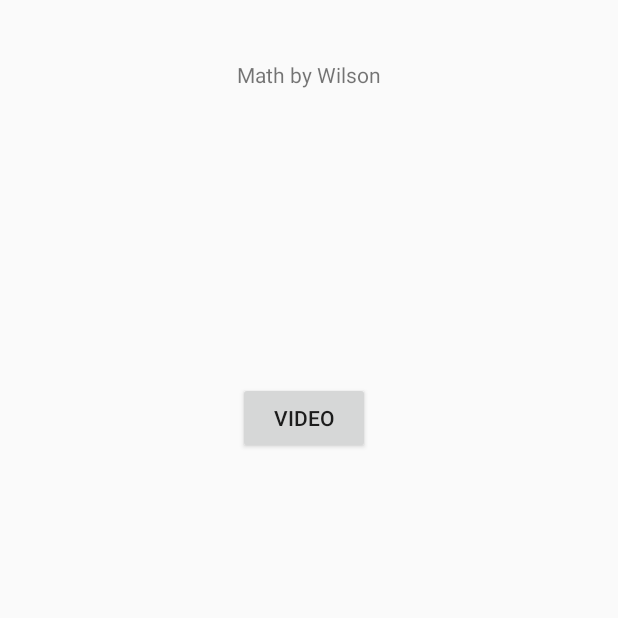
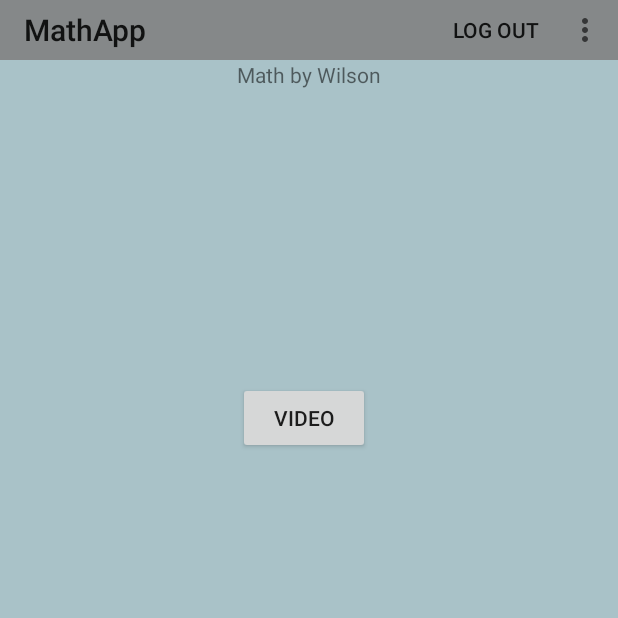
Before and after one commit to JacquelynDeHart/MathByWilson, an Android app: the screen it shows after launch once a user with an empty profile is signed in (Testing), on a phone screen of 412 x 824 dp, the top half of it. Run offline under Robolectric (Android 15) with nearby library versions, the phone set to English and light mode, and no system bars; our stand-ins replace Firebase (no records; nobody signed in at launch, a user with empty details on screens opened directly).

Commit message:
edited colors resource file. added toolbar.

```diff
--- a/app/app/src/main/java/com/example/mathapp/LoginActivity.kt
+++ b/app/app/src/main/java/com/example/mathapp/LoginActivity.kt
@@ -27,6 +27,9 @@ class LoginActivity : AppCompatActivity() {
         sign_in.setOnClickListener {
 //            Toast.makeText(this, "Function coming soon" , Toast.LENGTH_SHORT).show()
             doLogin()
+        }
+        forgot_pass.setOnClickListener {
+            Toast.makeText(this, "Function coming soon", Toast.LENGTH_SHORT).show()
         }
     }
 
--- a/app/app/src/main/java/com/example/mathapp/Testing.kt
+++ b/app/app/src/main/java/com/example/mathapp/Testing.kt
@@ -5,6 +5,10 @@ import androidx.appcompat.app.AppCompatActivity
 import android.os.Bundle
 
 import android.content.Intent
+import android.view.Menu
+import android.view.MenuItem
+import android.widget.Toast
+import com.google.firebase.auth.FirebaseAuth
 import kotlinx.android.synthetic.main.activity_testing.*
 
 
@@ -12,13 +16,47 @@ class Testing : AppCompatActivity() {
     override fun onCreate(savedInstanceState: Bundle?) {
         super.onCreate(savedInstanceState)
         setContentView(R.layout.activity_testing)
+        setSupportActionBar(findViewById(R.id.tbar))
 
 
         video_button.setOnClickListener{
-            val intent = Intent(this, VideoActivity::class.java)
-            startActivity(intent)
+            startActivity(Intent(this, VideoActivity::class.java))
             overridePendingTransition(R.anim.slide_in_right, R.anim.slide_out_left)
         }
 
     }
+    override fun onCreateOptionsMenu(menu: Menu): Boolean {
+        // Inflate the menu; this adds items to the action bar if it is present.
+        menuInflater.inflate(R.menu.menu_main, menu)
+        return true
+    }
+
+    override fun onOptionsItemSelected(item: MenuItem): Boolean {
+        // Handle action bar item clicks here. The action bar will
+        // automatically handle clicks on the Home/Up button, so long
+        // as you specify a parent activity in AndroidManifest.xml.
+//        return when (item.itemId) {
+//            R.id.action_settings -> true
+//            else -> super.onOptionsItemSelected(item)
+//        }
+        when (item.itemId) {
+            R.id.action_settings -> {
+//                val intent = Intent(this, SettingsMain::class.java)
+//                startActivity(intent)
+//                overridePendingTransition(R.anim.slide_in_right, R.anim.slide_out_left)
+
+            }
+            R.id.action_logout ->{
+                startActivity(Intent(this, LoginActivity::class.java))
+                overridePendingTransition(R.anim.slide_in_right, R.anim.slide_out_left)
+            }
+            R.id.action_about ->{
+                Toast.makeText(this, "An application for mathbywilson.com", Toast.LENGTH_LONG).show()
+            }
+            R.id.action_email ->{
+                Toast.makeText(this, "send email to professor. function coming soon", Toast.LENGTH_SHORT).show()
+            }
+        }
+        return super.onOptionsItemSelected(item)
+    }
 }
--- a/app/app/src/main/res/layout/activity_testing.xml
+++ b/app/app/src/main/res/layout/activity_testing.xml
@@ -4,7 +4,18 @@
     xmlns:tools="http://schemas.android.com/tools"
     android:layout_width="match_parent"
     android:layout_height="match_parent"
-    tools:context=".Testing">
+    tools:context=".Testing"
+    android:background="@color/colorPrimary">
+
+    <androidx.appcompat.widget.Toolbar
+        android:id="@+id/tbar"
+        android:layout_width="match_parent"
+        android:layout_height="40dp"
+        android:background="@color/colorPrimaryDark"
+        app:layout_constraintEnd_toEndOf="parent"
+        app:layout_constraintStart_toStartOf="parent"
+        app:layout_constraintTop_toTopOf="parent"
+        tools:ignore="MissingConstraints" />
 
     <TextView
         android:id="@+id/txt_testing"
--- /dev/null
+++ b/app/app/src/main/res/menu/menu_main.xml
@@ -0,0 +1,24 @@
+<?xml version="1.0" encoding="utf-8"?>
+<menu xmlns:android="http://schemas.android.com/apk/res/android"
+    xmlns:app="http://schemas.android.com/apk/res-auto"
+    xmlns:tools="http://schemas.android.com/tools"
+    >
+    <item
+        android:id="@+id/action_settings"
+        android:orderInCategory="100"
+        android:title="@string/action_settings"
+        app:showAsAction="never" />
+    <item
+        android:id="@+id/action_about"
+        android:title="About"
+        app:showAsAction="never"/>
+    <item
+        android:id="@+id/action_email"
+        android:title="@string/action_email"
+        app:showAsAction="never"/>
+    <item
+        android:id="@+id/action_logout"
+        android:title="@string/action_logout"
+        app:showAsAction="always"/>
+
+</menu>
--- a/app/app/src/main/res/values/colors.xml
+++ b/app/app/src/main/res/values/colors.xml
@@ -1,6 +1,6 @@
 <?xml version="1.0" encoding="utf-8"?>
 <resources>
-    <color name="colorPrimary">#6200EE</color>
-    <color name="colorPrimaryDark">#3700B3</color>
-    <color name="colorAccent">#03DAC5</color>
+    <color name="colorPrimary">#A9C2C8</color>
+    <color name="colorPrimaryDark">#858889</color>
+    <color name="colorAccent">#C8AFA9</color>
 </resources>
--- a/app/app/src/main/res/values/strings.xml
+++ b/app/app/src/main/res/values/strings.xml
@@ -26,4 +26,10 @@
     <string name="video_title">Example Video Title</string>
     <string name="video_button">Video</string>
 
+    <!-- menu item strings-->
+    <string name="action_settings">Settings</string>
+    <string name="action_about">About</string>
+    <string name="action_logout">Log Out</string>
+    <string name="action_email">Email Report</string>
+
 </resources>
```
